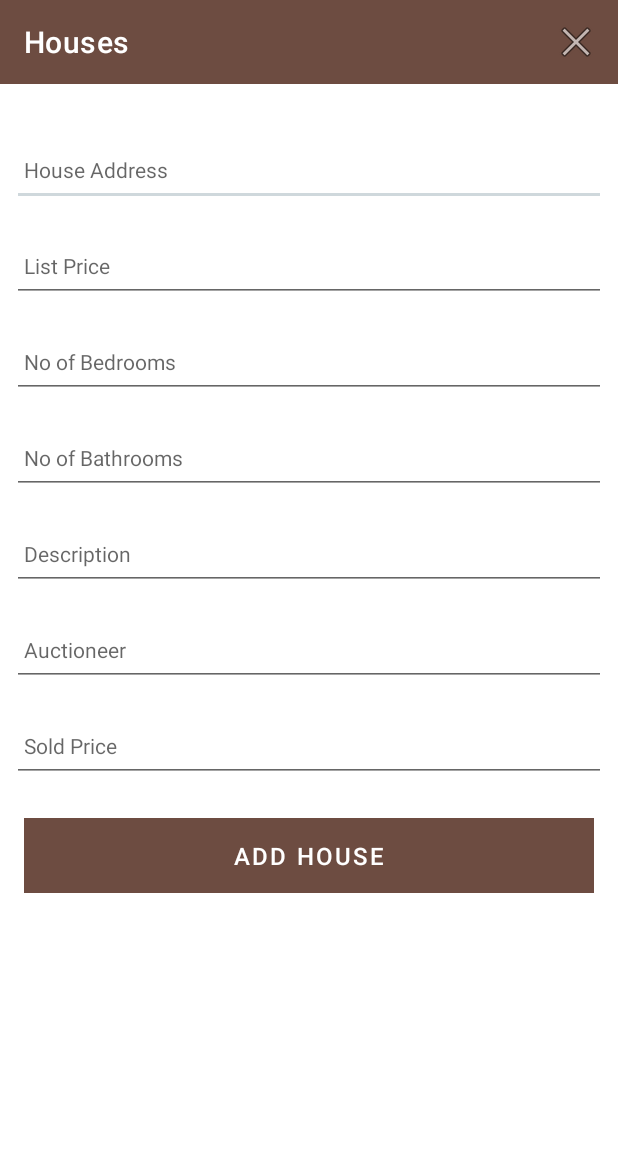
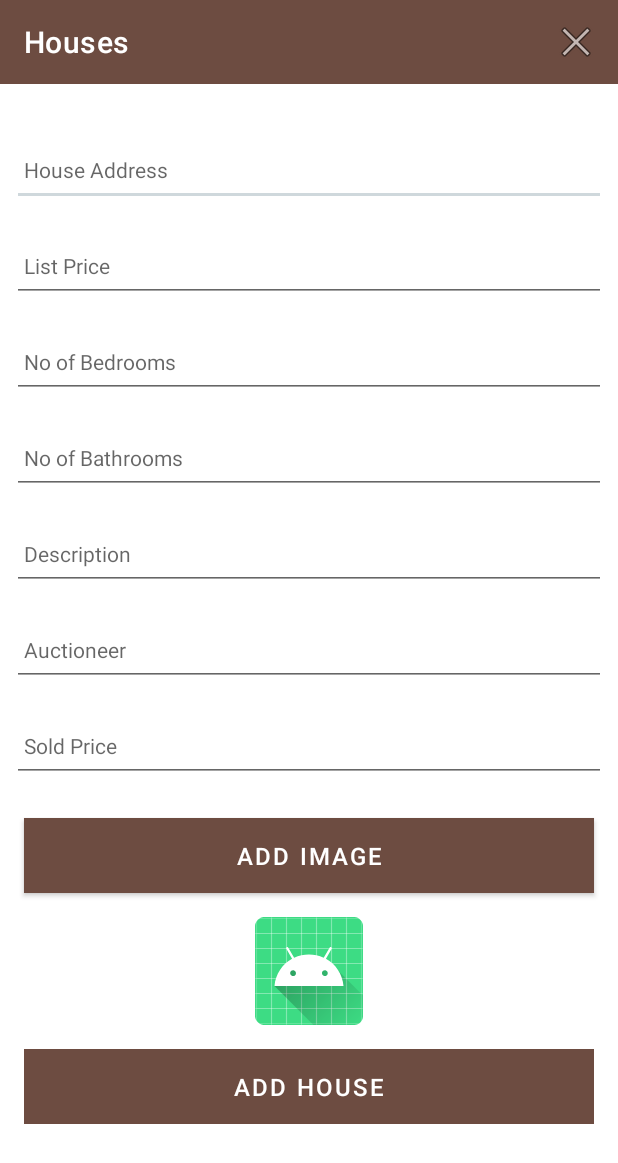
Before and after one commit to ADrohan/Houses2, an Android app: the HouseActivity screen opened directly, with no data from a screen before it, on a phone screen of 412 x 824 dp. Shown: the top 1163 px of the screen. Run offline under Robolectric (Android 15) with nearby library versions, the phone set to English and light mode, and no system bars; our stand-ins replace Timber; 1 statement that could not run was skipped.

Commit message:
add image button and event listener

```diff
--- a/app/src/main/java/org/wit/houses/activities/HouseActivity.kt
+++ b/app/src/main/java/org/wit/houses/activities/HouseActivity.kt
@@ -66,6 +66,9 @@ class HouseActivity : AppCompatActivity() {
             setResult(RESULT_OK)
             finish()
         }
+        binding.chooseImage.setOnClickListener {
+            i("Select image")
+        }
     }
     override fun onCreateOptionsMenu(menu: Menu): Boolean {
         menuInflater.inflate(R.menu.menu_house, menu)
--- a/app/src/main/res/layout/activity_house.xml
+++ b/app/src/main/res/layout/activity_house.xml
@@ -134,6 +134,24 @@
                     android:textSize="14sp" />
 
                 <Button
+                    android:id="@+id/chooseImage"
+                    android:layout_width="match_parent"
+                    android:layout_height="wrap_content"
+                    android:layout_margin="16dp"
+                    android:background="@color/primaryColor"
+                    android:paddingBottom="8dp"
+                    android:paddingTop="8dp"
+                    android:text="@string/button_addImage"
+                    android:textColor="@color/primaryTextColor"
+                    android:textSize="16sp"/>
+
+                <ImageView
+                    android:id="@+id/houseImage"
+                    android:layout_width="match_parent"
+                    android:layout_height="wrap_content"
+                    app:srcCompat="@mipmap/ic_launcher"/>
+
+                <Button
                     android:id="@+id/btnAdd"
                     android:layout_width="match_parent"
                     android:layout_height="wrap_content"
--- a/app/src/main/res/layout/card_house.xml
+++ b/app/src/main/res/layout/card_house.xml
@@ -23,6 +23,7 @@
             android:textSize="18sp"
             android:textColor="@color/primaryTextColor"
             tools:text="Address" />
+
 
         <TextView
             android:id="@+id/listPrice"
--- a/app/src/main/res/values/strings.xml
+++ b/app/src/main/res/values/strings.xml
@@ -12,4 +12,5 @@
     <string name="menu_cancelHouse">Cancel</string>
     <string name="enter_houseAddress">Please enter a house address</string>
     <string name="Update_house">Update House</string>
+    <string name="button_addImage"> Add Image </string>
 </resources>
```
